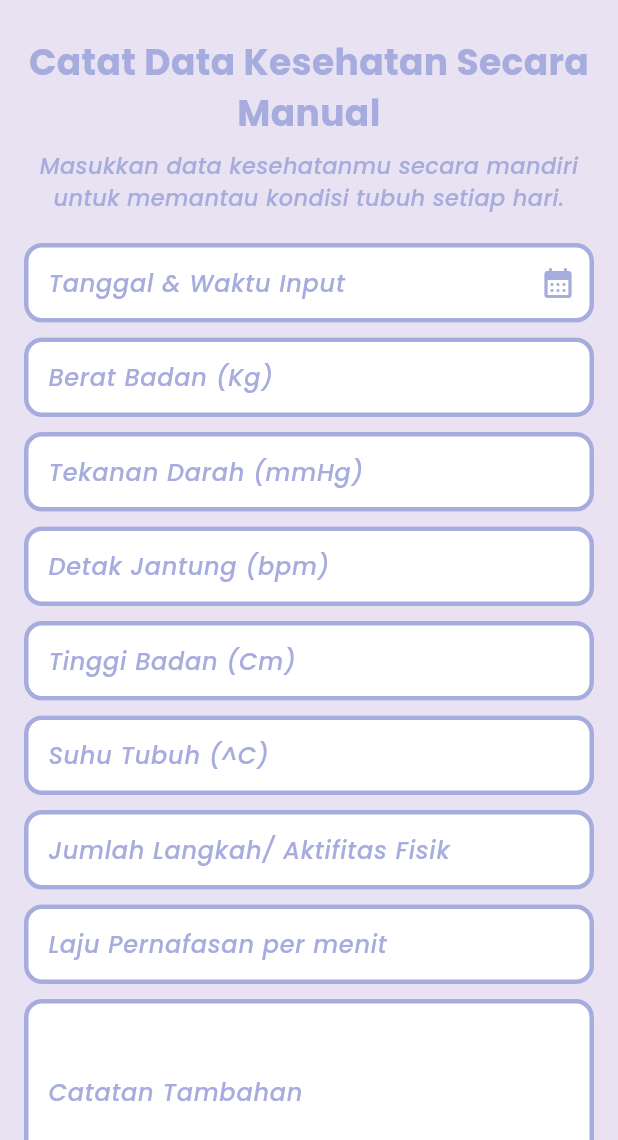
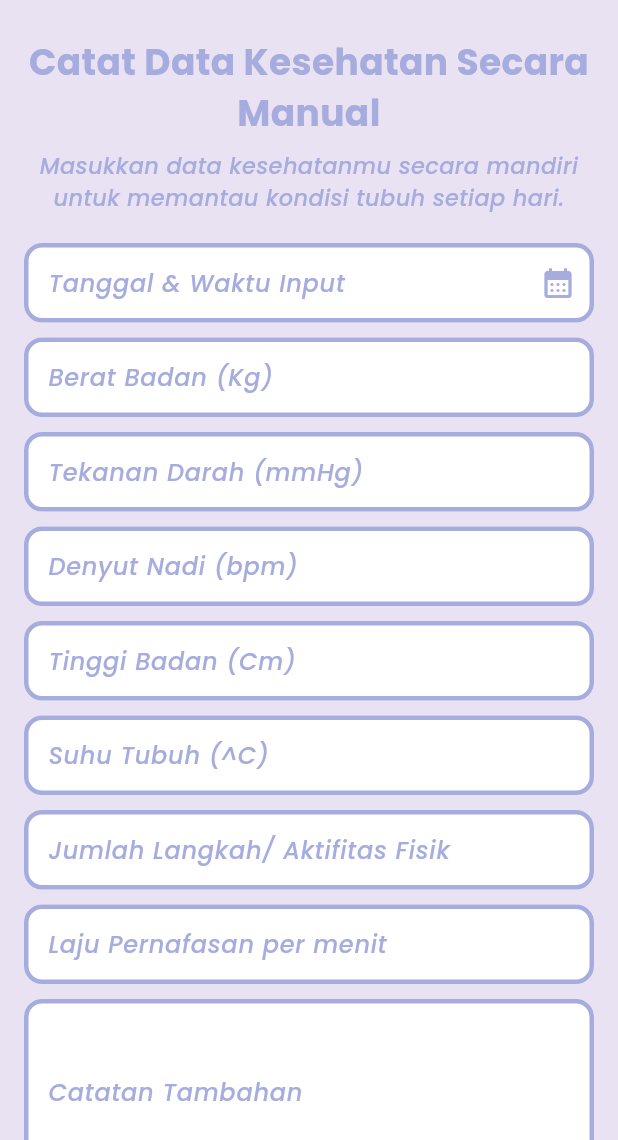
Before and after one commit to kharismafajar23/hidup-fit, a Flutter app: the FormKesehatanView screen opened by its route, on a phone screen of 412 x 824 dp, the part 96-1236 px from its top. Run offline on Flutter 3.47's test engine with Material 3 defaults, Android fonts, the phone set to English and light mode, and no system bars; our stand-ins replace fl_chart, flutter_dotenv, geolocator, get, get_storage, logger and 1 more; missing offline and left inert: dart_openai; accounts and stored records are empty.

Commit message:
revisi detak jantung -> denyut nadi dan pewarnaan

```diff
--- a/lib/pages/form_kesehatan/views/form_kesehatan_view.dart
+++ b/lib/pages/form_kesehatan/views/form_kesehatan_view.dart
@@ -59,13 +59,12 @@ class FormKesehatanView extends GetView<FormKesehatanController> {
                   labelText: 'Tekanan Darah (mmHg)',
                   errorText: !controller.validateTekananDarah.value ? controller.msgTekananDarah.value : null,
                 ),
-                keyboardType: TextInputType.numberWithOptions(),
               ).marginOnly(bottom: 8),
               TextField(
                 controller: controller.detakJantungController,
                 onChanged: controller.onValidationFormInput,
                 decoration: InputDecoration(
-                  labelText: 'Detak Jantung (bpm)',
+                  labelText: 'Denyut Nadi (bpm)',
                   errorText: !controller.validateDetakJantung.value ? controller.msgDetakJantung.value : null,
                 ),
                 keyboardType: TextInputType.numberWithOptions(),
--- a/lib/pages/statistik/views/statistik_view.dart
+++ b/lib/pages/statistik/views/statistik_view.dart
@@ -132,7 +132,7 @@ class StatistikView extends GetView<StatistikController> {
                         Expanded(
                           child: InfoItem(
                             leading: const Icon(Icons.monitor_heart_outlined),
-                            title: 'Detak Jantung',
+                            title: 'Denyut Nadi',
                             subtitle: '${controller.dataKesehatan['detakJantung'] ?? '-'} bpm',
                           ),
                         ),
@@ -251,7 +251,7 @@ class StatistikView extends GetView<StatistikController> {
                       ],
                     ).marginOnly(bottom: 8),
 
-                    // Tekanan Darah + Detak Jantung
+                    // Tekanan Darah + Denyut Nadi
                     Row(
                       crossAxisAlignment: CrossAxisAlignment.start,
                       children: [
@@ -272,7 +272,7 @@ class StatistikView extends GetView<StatistikController> {
                           child: Align(
                             alignment: Alignment.centerLeft,
                             child: InfoBadge(
-                              title: 'Detak Jantung',
+                              title: 'Denyut Nadi',
                               subtitle: '${ringkasan['detak_jantung']}',
                               color: getHealthColor(
                                 'detak_jantung',
@@ -295,8 +295,8 @@ class StatistikView extends GetView<StatistikController> {
                               title: 'Suhu Tubuh',
                               subtitle: '${ringkasan['suhu_tubuh']}',
                               color: getHealthColor(
-                                'tekanan_darah',
-                                ringkasan['tekanan_darah'] ?? '',
+                                'suhu_tubuh',
+                                ringkasan['suhu_tubuh'] ?? '',
                               ),
                             ),
                           ),
```
